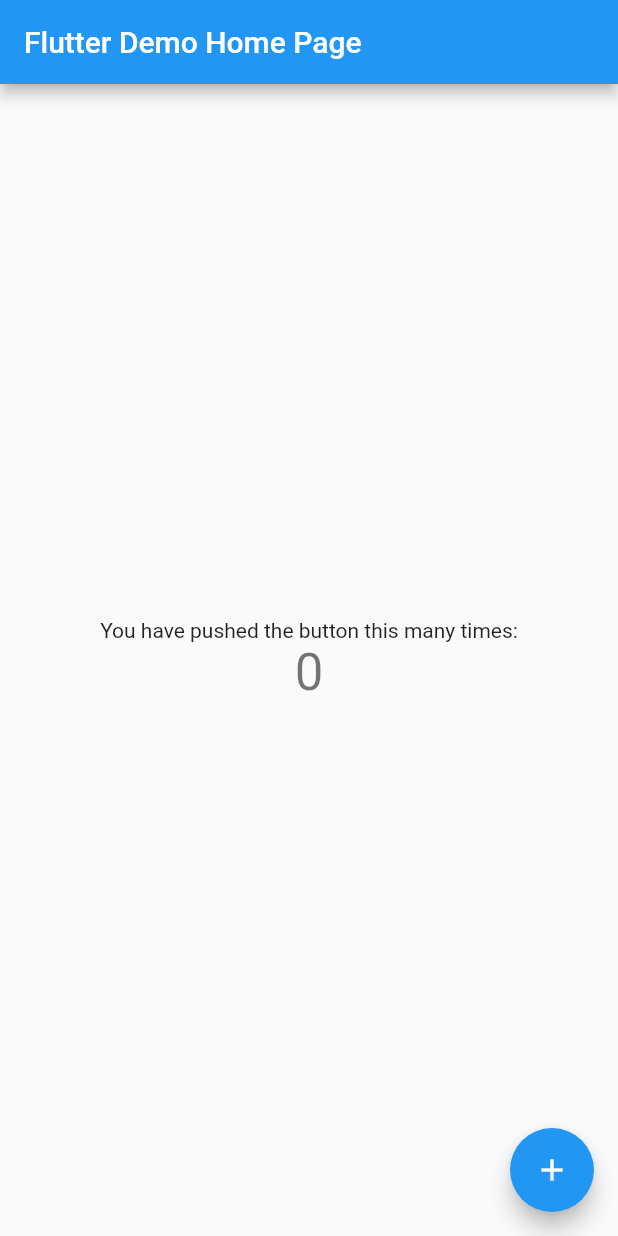
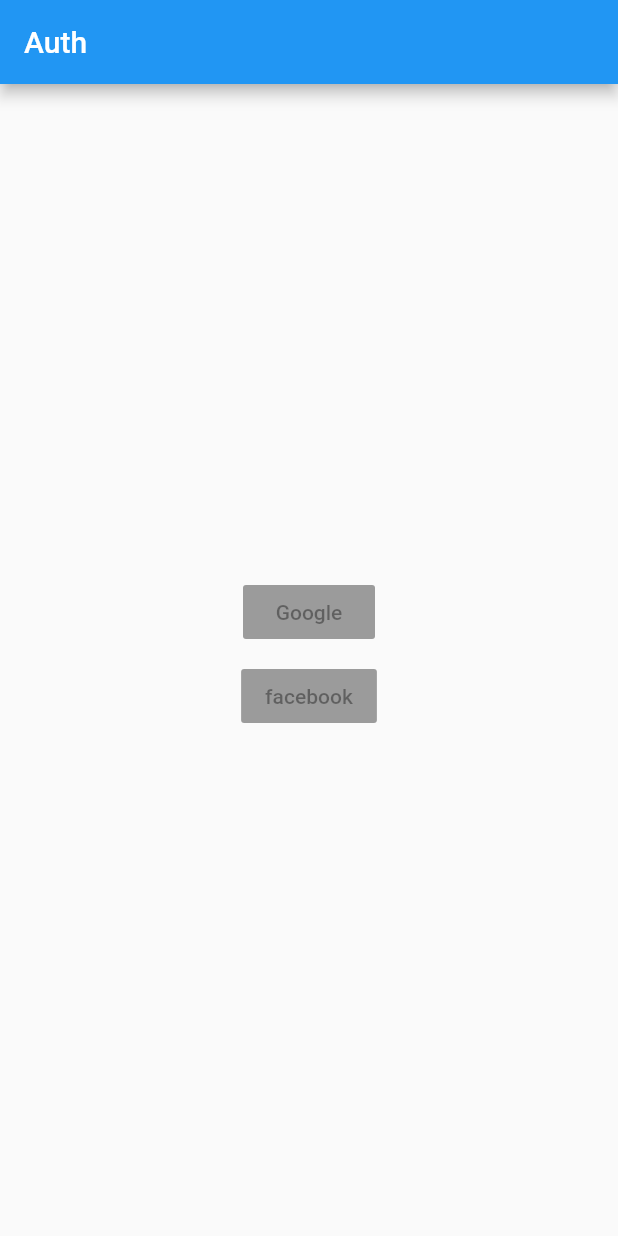
Before and after one commit to salujaharkirat/flutter-folder-structure, a Flutter app: the screen it shows after launch, on a phone screen of 412 x 824 dp. Run offline on Flutter 3.47's test engine with Material 2 defaults, Android fonts, the phone set to English and light mode, and no system bars.

Commit message:
folder structure

```diff
--- a/lib/main.dart
+++ b/lib/main.dart
@@ -1,109 +1,5 @@
-import 'package:flutter/material.dart';
+import 'routes.dart';
 
-void main() => runApp(new MyApp());
-
-class MyApp extends StatelessWidget {
-  // This widget is the root of your application.
-  @override
-  Widget build(BuildContext context) {
-    return new MaterialApp(
-      title: 'Flutter Demo',
-      theme: new ThemeData(
-        // This is the theme of your application.
-        //
-        // Try running your application with "flutter run". You'll see the
-        // application has a blue toolbar. Then, without quitting the app, try
-        // changing the primarySwatch below to Colors.green and then invoke
-        // "hot reload" (press "r" in the console where you ran "flutter run",
-        // or press Run > Flutter Hot Reload in IntelliJ). Notice that the
-        // counter didn't reset back to zero; the application is not restarted.
-        primarySwatch: Colors.blue,
-      ),
-      home: new MyHomePage(title: 'Flutter Demo Home Page'),
-    );
-  }
+void main () {
+  new Routes();
 }
-
-class MyHomePage extends StatefulWidget {
-  MyHomePage({Key key, this.title}) : super(key: key);
-
-  // This widget is the home page of your application. It is stateful, meaning
-  // that it has a State object (defined below) that contains fields that affect
-  // how it looks.
-
-  // This class is the configuration for the state. It holds the values (in this
-  // case the title) provided by the parent (in this case the App widget) and
-  // used by the build method of the State. Fields in a Widget subclass are
-  // always marked "final".
-
-  final String title;
-
-  @override
-  _MyHomePageState createState() => new _MyHomePageState();
-}
-
-class _MyHomePageState extends State<MyHomePage> {
-  int _counter = 0;
-
-  void _incrementCounter() {
-    setState(() {
-      // This call to setState tells the Flutter framework that something has
-      // changed in this State, which causes it to rerun the build method below
-      // so that the display can reflect the updated values. If we changed
-      // _counter without calling setState(), then the build method would not be
-      // called again, and so nothing would appear to happen.
-      _counter++;
-    });
-  }
-
-  @override
-  Widget build(BuildContext context) {
-    // This method is rerun every time setState is called, for instance as done
-    // by the _incrementCounter method above.
-    //
-    // The Flutter framework has been optimized to make rerunning build methods
-    // fast, so that you can just rebuild anything that needs updating rather
-    // than having to individually change instances of widgets.
-    return new Scaffold(
-      appBar: new AppBar(
-        // Here we take the value from the MyHomePage object that was created by
-        // the App.build method, and use it to set our appbar title.
-        title: new Text(widget.title),
-      ),
-      body: new Center(
-        // Center is a layout widget. It takes a single child and positions it
-        // in the middle of the parent.
-        child: new Column(
-          // Column is also layout widget. It takes a list of children and
-          // arranges them vertically. By default, it sizes itself to fit its
-          // children horizontally, and tries to be as tall as its parent.
-          //
-          // Invoke "debug paint" (press "p" in the console where you ran
-          // "flutter run", or select "Toggle Debug Paint" from the Flutter tool
-          // window in IntelliJ) to see the wireframe for each widget.
-          //
-          // Column has various properties to control how it sizes itself and
-          // how it positions its children. Here we use mainAxisAlignment to
-          // center the children vertically; the main axis here is the vertical
-          // axis because Columns are vertical (the cross axis would be
-          // horizontal).
-          mainAxisAlignment: MainAxisAlignment.center,
-          children: <Widget>[
-            new Text(
-              'You have pushed the button this many times:',
-            ),
-            new Text(
-              '$_counter',
-              style: Theme.of(context).textTheme.display1,
-            ),
-          ],
-        ),
-      ),
-      floatingActionButton: new FloatingActionButton(
-        onPressed: _incrementCounter,
-        tooltip: 'Increment',
-        child: new Icon(Icons.add),
-      ), // This trailing comma makes auto-formatting nicer for build methods.
-    );
-  }
-}
--- /dev/null
+++ b/lib/routes.dart
@@ -0,0 +1,16 @@
+import 'package:flutter/material.dart';
+import 'screens/auth/index.dart';
+
+class Routes {
+  final routes = <String, WidgetBuilder>{
+    '/Auth': (BuildContext context) => new Auth()
+  };
+
+  Routes () {
+    runApp(new MaterialApp(
+      title: 'Flutter Demo',
+      routes: routes,
+      home: new Auth(),
+    ));
+  }
+}
--- /dev/null
+++ b/lib/screens/auth/auth.dart
@@ -0,0 +1,31 @@
+import 'package:flutter/material.dart';
+import 'widgets/google_button/index.dart';
+import 'widgets/facebook_button/index.dart';
+
+
+class Auth extends StatelessWidget {
+
+  @override
+  Widget build(BuildContext context) {
+    return new Scaffold( // 1
+      appBar: new AppBar( //2
+        title: new Text("Auth"),
+      ),
+      body: new Container(
+      // decoration: new BoxDecoration(color: Colors.white),
+        child: new Center(
+          child: new Column(
+            mainAxisAlignment: MainAxisAlignment.center,
+            children: <Widget>[
+              new GoogleButton(),
+              new Padding(
+                padding: new EdgeInsets.all(8.0),
+                child: new FacebookButton()
+              )
+            ],
+          )
+        )
+      )
+    );
+  }
+}
--- /dev/null
+++ b/lib/screens/auth/index.dart
@@ -0,0 +1 @@
+export 'auth.dart';
--- /dev/null
+++ b/lib/screens/auth/widgets/facebook_button/facebook_button.dart
@@ -0,0 +1,14 @@
+import 'package:flutter/material.dart';
+import 'package:flutter_folder_structure/widgets/app_button/index.dart';
+
+
+class FacebookButton extends StatelessWidget {
+  @override
+  Widget build(BuildContext context) {
+    return new AppButton(
+      buttonName: "facebook",
+      onPressed: null,
+      buttonTextStyle: null
+    );
+  }
+}
--- /dev/null
+++ b/lib/screens/auth/widgets/facebook_button/index.dart
@@ -0,0 +1 @@
+export 'facebook_button.dart';
--- /dev/null
+++ b/lib/screens/auth/widgets/google_button/google_button.dart
@@ -0,0 +1,14 @@
+import 'package:flutter/material.dart';
+import 'package:flutter_folder_structure/widgets/app_button/index.dart';
+
+
+class GoogleButton extends StatelessWidget {
+  @override
+  Widget build(BuildContext context) {
+    return new AppButton(
+      buttonName: "Google",
+      onPressed: null,
+      buttonTextStyle: null
+    );
+  }
+}
--- /dev/null
+++ b/lib/screens/auth/widgets/google_button/index.dart
@@ -0,0 +1 @@
+export 'google_button.dart';
--- /dev/null
+++ b/lib/widgets/app_button/app_button.dart
@@ -0,0 +1,27 @@
+import 'package:flutter/material.dart';
+
+
+class AppButton extends StatelessWidget {
+  final VoidCallback onPressed;
+  final TextStyle buttonTextStyle;
+  final String buttonName;
+
+    //passing props in react style
+  AppButton({
+    this.buttonName,
+    this.onPressed,
+    this.buttonTextStyle,
+  });
+
+  @override
+  Widget build(BuildContext context) {
+    return new RaisedButton(
+      child: new Text(
+       buttonName,
+        textDirection: TextDirection.ltr,
+        style: buttonTextStyle
+      ),
+      onPressed: onPressed
+    );
+  }
+}
--- /dev/null
+++ b/lib/widgets/app_button/index.dart
@@ -0,0 +1 @@
+export 'app_button.dart';
```
Also changed, not shown: 1 other file.
